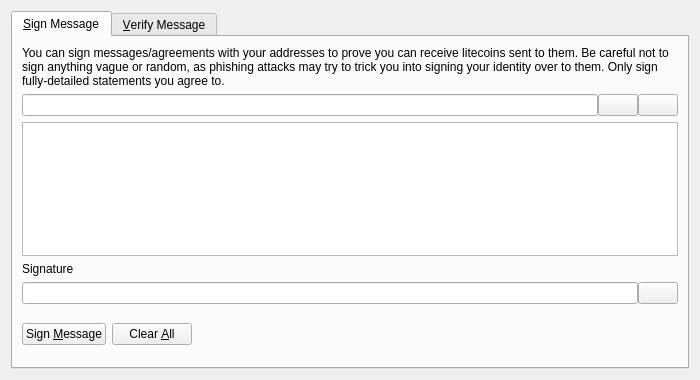
Before: the Qt Designer form src/qt/forms/signverifymessagedialog.ui in apt-get-schwifty/thehashcoin, drawn with Qt 5.
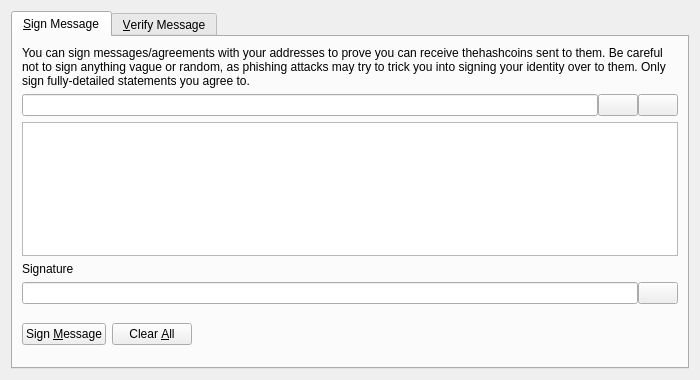
After: the same form once the commit is applied. Icons and pictures are not drawn. Custom widgets are drawn as their Qt base class.

Patch:
```diff
--- a/src/qt/forms/signverifymessagedialog.ui
+++ b/src/qt/forms/signverifymessagedialog.ui
@@ -30,7 +30,7 @@
        <item>
         <widget class="QLabel" name="infoLabel_SM">
          <property name="text">
-          <string>You can sign messages/agreements with your addresses to prove you can receive litecoins sent to them. Be careful not to sign anything vague or random, as phishing attacks may try to trick you into signing your identity over to them. Only sign fully-detailed statements you agree to.</string>
+          <string>You can sign messages/agreements with your addresses to prove you can receive thehashcoins sent to them. Be careful not to sign anything vague or random, as phishing attacks may try to trick you into signing your identity over to them. Only sign fully-detailed statements you agree to.</string>
          </property>
          <property name="textFormat">
           <enum>Qt::PlainText</enum>
```
